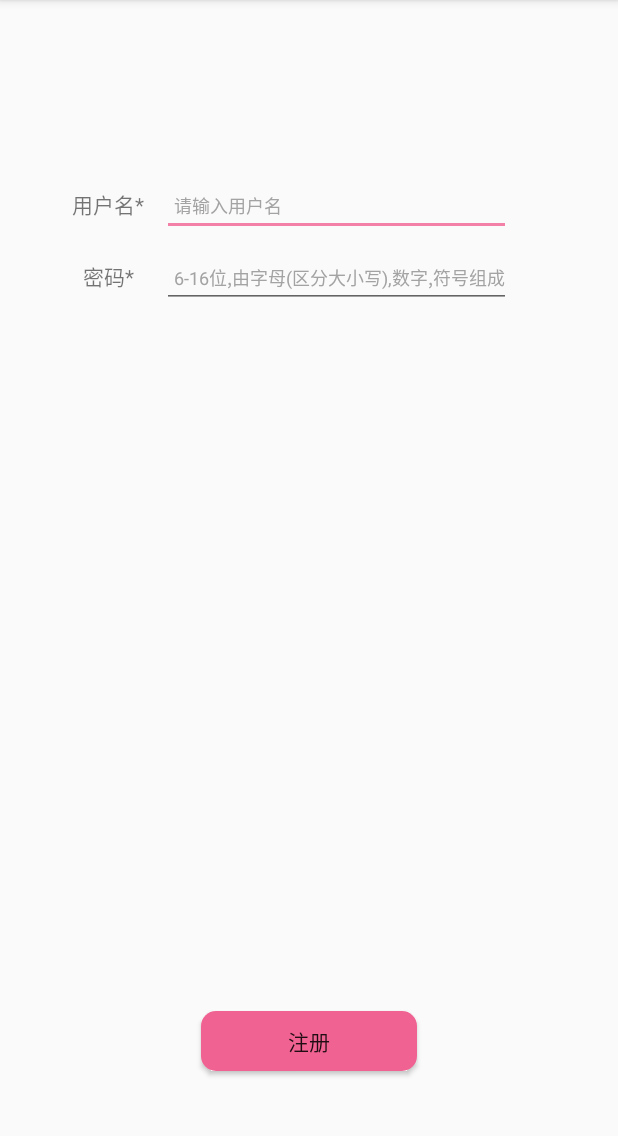
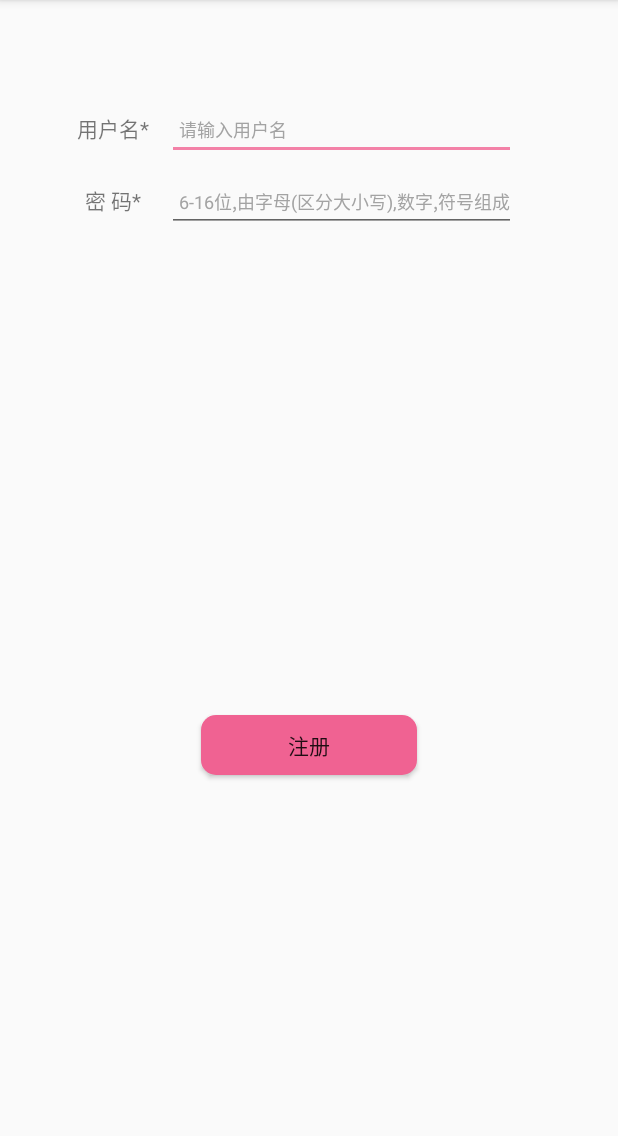
Before and after one commit to wangziyannb/YUKA, an Android app: the fragment Regist shown on its own in the app's theme, after a tap on "取消", on a phone screen of 412 x 824 dp, the part 84-1220 px from its top. Run offline under Robolectric (Android 15) with nearby library versions, the phone set to English and light mode, and no system bars; 1 statement that could not run was skipped.

Commit message:
动画优化
Signed-off-by: Thomsen <17685807928@163.com>

```diff
--- a/app/src/main/java/com/wzy/yuka/ui/log/Password.java
+++ b/app/src/main/java/com/wzy/yuka/ui/log/Password.java
@@ -47,7 +47,7 @@ public class Password extends Fragment implements View.OnClickListener, GlobalHa
 
             @Override
             public void onTextChanged(CharSequence s, int start, int before, int count) {
-
+                circleTickView.setVisibility(View.INVISIBLE);
             }
 
             @Override
@@ -57,6 +57,7 @@ public class Password extends Fragment implements View.OnClickListener, GlobalHa
                 }
                 if (s.toString().equals(password_confirm.getText() + "")) {
                     Toast.makeText(getContext(), "两次输入的密码一致", Toast.LENGTH_SHORT).show();
+                    circleTickView.setVisibility(View.VISIBLE);
                     circleTickView.animation();
                 }
             }
--- a/app/src/main/java/com/wzy/yuka/ui/log/Regist.java
+++ b/app/src/main/java/com/wzy/yuka/ui/log/Regist.java
@@ -147,7 +147,7 @@ public class Regist extends Fragment implements View.OnClickListener, GlobalHand
         switch (msg.what) {
             case 209:
                 Toast.makeText(getContext(), "用户名检查通过", Toast.LENGTH_SHORT).show();
-                circleTickView = tableLayout.findViewById(R.id.user_success);
+                circleTickView.setVisibility(View.VISIBLE);
                 circleTickView.animation();
                 break;
             case 202:
@@ -176,7 +176,8 @@ public class Regist extends Fragment implements View.OnClickListener, GlobalHand
 
     @Override
     public void onTextChanged(CharSequence s, int start, int before, int count) {
-
+        circleTickView = tableLayout.findViewById(R.id.user_success);
+        circleTickView.setVisibility(View.INVISIBLE);
     }
 
     @Override
--- a/app/src/main/java/com/wzy/yuka/ui/view/CircleTickView.java
+++ b/app/src/main/java/com/wzy/yuka/ui/view/CircleTickView.java
@@ -46,6 +46,7 @@ public class CircleTickView extends View {
     private Paint mMinCirclePaint;
     private int[] mMinColors = {R.color.colorPrimary, R.color.colorPrimary, R.color.colorPrimary, R.color.colorPrimary, R.color.colorPrimary};
     private double maxCount = 100;
+
     /**
      * 填充色主要参数：
      * mMinColors[]
@@ -286,5 +287,4 @@ public class CircleTickView extends View {
         animator.start();
     }
 
-
 }
--- a/app/src/main/res/layout/log_register.xml
+++ b/app/src/main/res/layout/log_register.xml
@@ -11,17 +11,13 @@
 
     <TableLayout
         android:id="@+id/tableLayout"
-        android:layout_width="match_parent"
-        android:layout_height="match_parent"
-        android:layout_marginStart="20dp"
-        android:layout_marginTop="96dp"
-        android:layout_marginEnd="20dp"
-        android:layout_marginBottom="96dp"
+        android:layout_width="334dp"
+        android:layout_height="200dp"
         app:layout_constraintBottom_toBottomOf="parent"
         app:layout_constraintEnd_toEndOf="parent"
-        app:layout_constraintHorizontal_bias="0.0"
         app:layout_constraintStart_toStartOf="parent"
-        app:layout_constraintTop_toTopOf="parent">
+        app:layout_constraintTop_toTopOf="parent"
+        app:layout_constraintVertical_bias="0.085">
 
         <TableRow
             android:layout_width="match_parent"
@@ -50,7 +46,7 @@
                 android:id="@+id/user_success"
                 android:layout_width="20dp"
                 android:layout_height="20dp"
-                android:layout_marginTop="6dp"
+                android:layout_marginTop="12dp"
                 app:circleRadius="8dp"
                 app:circle_width="2dp"></com.wzy.yuka.ui.view.CircleTickView>
 
@@ -74,8 +70,8 @@
                 android:layout_width="wrap_content"
                 android:layout_height="40dp"
                 android:gravity="center_vertical"
+                android:hint="@string/log_register_pwd_2"
                 android:inputType="textPassword"
-                android:hint="@string/log_register_pwd_2"
                 android:paddingLeft="8dp"
                 android:textColor="#999999"
                 android:textColorHint="#a3a3a3"
--- a/app/src/main/res/values/strings.xml
+++ b/app/src/main/res/values/strings.xml
@@ -159,7 +159,7 @@
     <string name="log_login_notification_4">用户协议</string>
     <string name="log_register_username_1">用户名*</string>
     <string name="log_register_username_2">请输入用户名</string>
-    <string name="log_register_pwd_1">密码*</string>
+    <string name="log_register_pwd_1">密  码*</string>
     <string name="log_register_pwd_2">6-16位,由字母(区分大小写),数字,符号组成</string>
     <string name="log_register_commit">注册</string>
     <string name="nav_header_yuka">Yuka</string>
```
